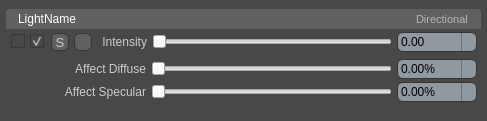
Old version of the form resrc/lightPanel.ui in the repository nicelifeBS/Modo_LightBank.
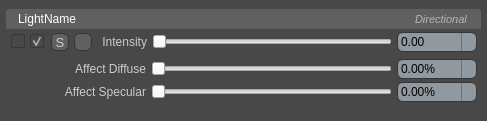
New version of the form. Icons and pictures are not drawn.

```diff
--- a/resrc/lightPanel.ui
+++ b/resrc/lightPanel.ui
@@ -717,7 +717,7 @@
            <font>
             <family>MS Shell Dlg 2</family>
             <pointsize>8</pointsize>
-            <italic>false</italic>
+            <italic>true</italic>
            </font>
           </property>
           <property name="styleSheet">
```
Left out of the diff: 39 changed lines with no effect on the pictures.
